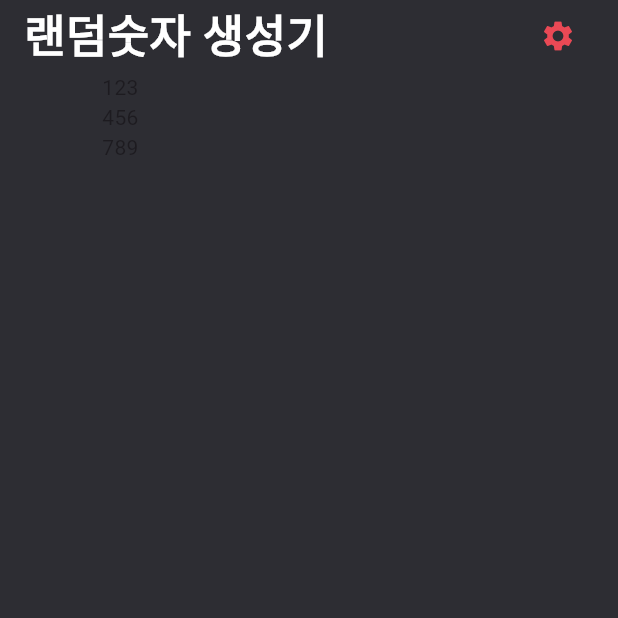
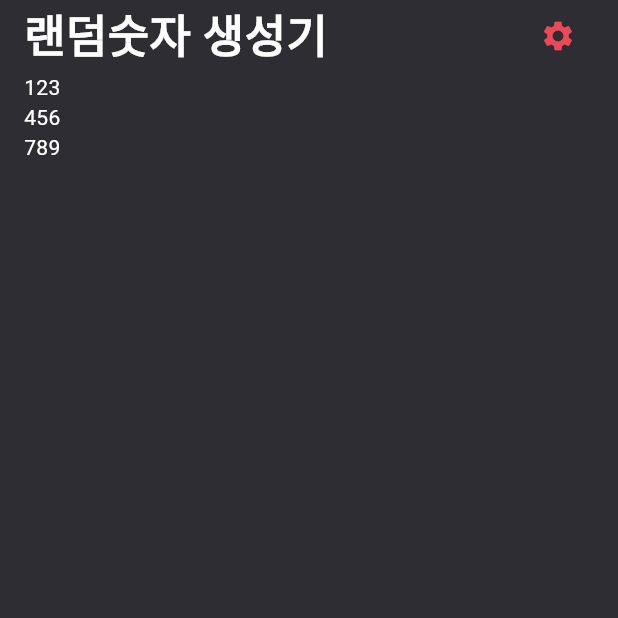
Before and after one commit to Yochan1101/random_number_generator, a Flutter app: the screen it shows after launch, on a phone screen of 412 x 824 dp, the top half of it. Run offline on Flutter 3.47's test engine with Material 3 defaults, Android fonts, the phone set to English and light mode, and no system bars.

Commit message:
램덤숫자 매핑하기

```diff
--- a/lib/screen/home_screen.dart
+++ b/lib/screen/home_screen.dart
@@ -60,12 +60,22 @@ class _Body extends StatelessWidget {
   @override
   Widget build(BuildContext context) {
     return Expanded(
-      child: Text('''
-              123
-              456
-              789
-              '''),
-    );
+        child: Column(
+      children: [
+        [1, 2, 3],
+        [4, 5, 6],
+        [7, 8, 9], // Row(
+      ]
+          .map((e) => Row(
+                children: e
+                    .map((num) => Text(
+                          num.toString(),
+                          style: TextStyle(color: Colors.white),
+                        ))
+                    .toList(),
+              ))
+          .toList(),
+    ));
   }
 }
 
```
